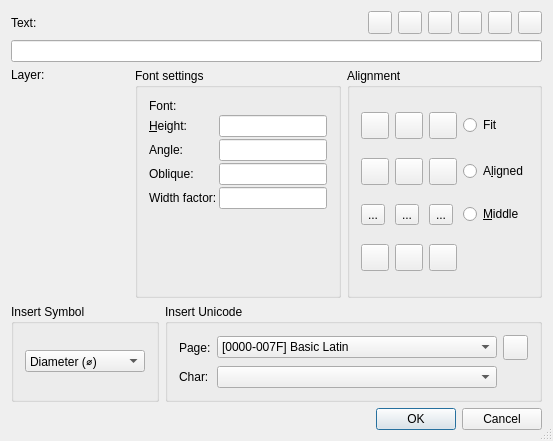
This is librecad/src/ui/forms/qg_dlgtext.ui in LibreCAD/LibreCAD as Qt 5 draws it before an edit. The edited form follows.
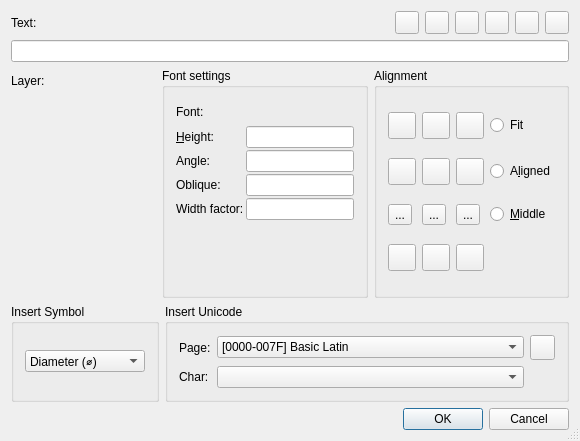
This is the edited form. Icons and pictures are not drawn. Custom widgets are drawn as their Qt base class.

Commit message: Ref PR #1432 - Update tab order in qg dlgtext.UI - also add "cbFont" selector into the tab order (#1540)

The edit to the form file:
```diff
--- a/librecad/src/ui/forms/qg_dlgtext.ui
+++ b/librecad/src/ui/forms/qg_dlgtext.ui
@@ -6,7 +6,7 @@
    <rect>
     <x>0</x>
     <y>0</y>
-    <width>548</width>
+    <width>580</width>
     <height>441</height>
    </rect>
   </property>
@@ -47,7 +47,7 @@
          </property>
          <property name="sizeHint" stdset="0">
           <size>
-           <width>110</width>
+           <width>1</width>
            <height>20</height>
           </size>
          </property>
@@ -165,6 +165,12 @@
              <verstretch>0</verstretch>
             </sizepolicy>
            </property>
+           <property name="minimumSize">
+            <size>
+             <width>67</width>
+             <height>0</height>
+            </size>
+           </property>
            <property name="text">
             <string>Layer:</string>
            </property>
@@ -174,7 +180,30 @@
           </widget>
          </item>
          <item>
-          <widget class="QG_LayerBox" name="cbLayer" native="true"/>
+          <widget class="QG_LayerBox" name="cbLayer" native="true">
+           <property name="minimumSize">
+            <size>
+             <width>70</width>
+             <height>25</height>
+            </size>
+           </property>
+           <property name="focusPolicy">
+            <enum>Qt::StrongFocus</enum>
+           </property>
+          </widget>
+         </item>
+         <item>
+          <spacer name="horizontalSpacer">
+           <property name="orientation">
+            <enum>Qt::Horizontal</enum>
+           </property>
+           <property name="sizeHint" stdset="0">
+            <size>
+             <width>0</width>
+             <height>20</height>
+            </size>
+           </property>
+          </spacer>
          </item>
         </layout>
        </item>
@@ -249,7 +278,7 @@
           <property name="sizeHint" stdset="0">
            <size>
             <width>20</width>
-            <height>16</height>
+            <height>2</height>
            </size>
           </property>
          </spacer>
@@ -275,7 +304,7 @@
           <property name="sizeHint" stdset="0">
            <size>
             <width>20</width>
-            <height>16</height>
+            <height>2</height>
            </size>
           </property>
          </spacer>
@@ -314,8 +343,8 @@
           </property>
           <property name="minimumSize">
            <size>
-            <width>0</width>
-            <height>0</height>
+            <width>100</width>
+            <height>25</height>
            </size>
           </property>
          </widget>
@@ -909,7 +938,7 @@
           </property>
           <property name="minimumSize">
            <size>
-            <width>280</width>
+            <width>200</width>
             <height>0</height>
            </size>
           </property>
```
Left out of the diff: 19 changed lines with no effect on the pictures. The commit also changes 7 other files.
